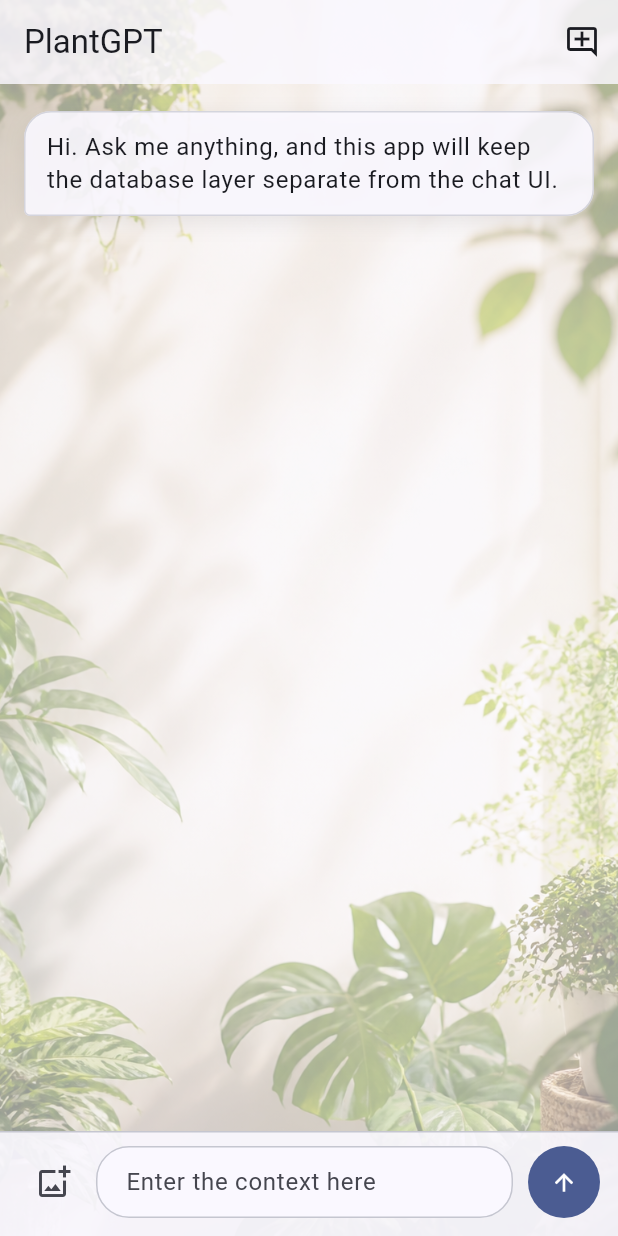
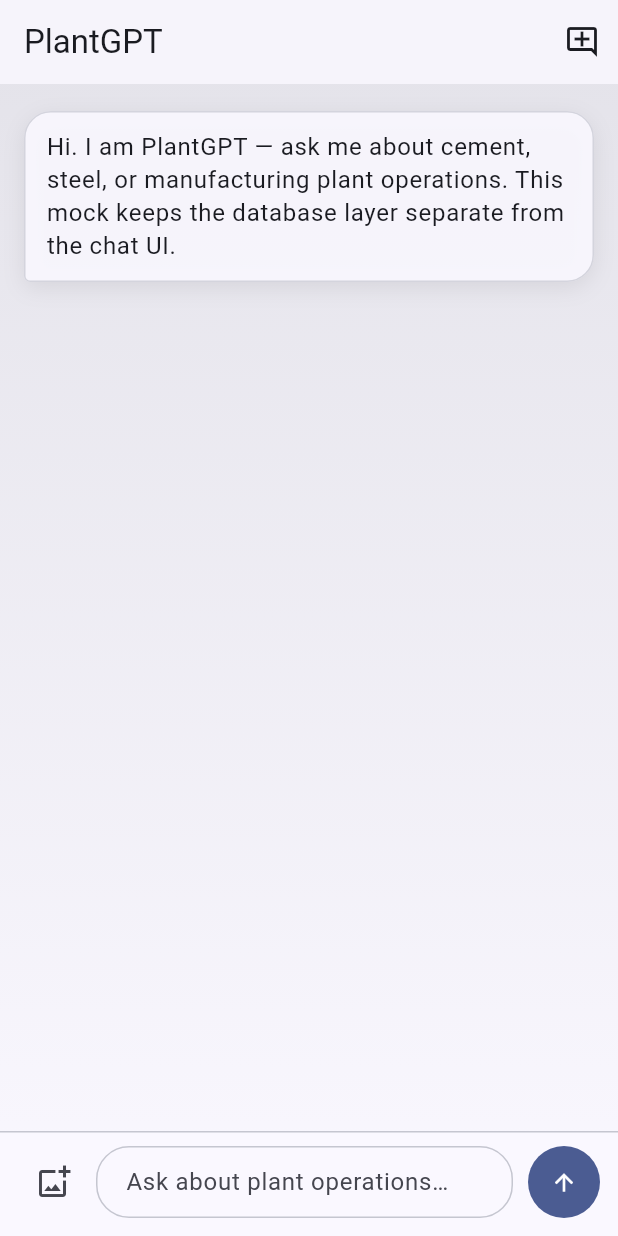
Before and after one commit to aryanj07/PlantGpt, a Flutter app: the screen it shows after launch, on a phone screen of 412 x 824 dp. Run offline on Flutter 3.47's test engine with Material 3 defaults, Android fonts, the phone set to English and light mode, and no system bars; our stand-ins replace image_picker.

Commit message:
Reframe PlantGPT for industrial plants; fix Android build toolchain
PlantGPT targets cement, steel, and manufacturing plant operations,
not botany. Update system prompts, welcome messages, and README/
CLAUDE.md framing accordingly, and drop the mismatched houseplant
background image in favor of a themed gradient.

Also bump the Android build toolchain (Gradle 8.9->9.3.1, AGP
8.1.0->9.1.0, Kotlin plugin 1.8.22->2.4.0) to match what this
project's Flutter SDK version actually requires, and disable Kotlin
incremental compilation to work around a cross-drive-letter path bug
in the incremental compiler. Needed to get `flutter build apk`
working again.

Co-Authored-By: Claude Sonnet 5 <noreply@anthropic.com>
Claude-Session: https://claude.ai/code/session_01RizETiU2safZ2JsG6qDoCK

```diff
--- a/lib/features/chat/data/free_router_chat_repository.dart
+++ b/lib/features/chat/data/free_router_chat_repository.dart
@@ -84,8 +84,11 @@ class FreeRouterChatRepository implements ChatRepository {
   final Random _random = Random();
 
   static const _systemPrompt =
-      'You are PlantGPT, a helpful, conversational assistant. Answer clearly, '
-      'ask concise follow-up questions when needed, and keep context from the '
+      'You are PlantGPT, a domain expert assistant for industrial plant '
+      'operations — cement plants, steel plants, and manufacturing plants. '
+      'Help with process parameters, equipment troubleshooting, production-line '
+      'optimization, maintenance, and safety questions. Answer clearly, ask '
+      'concise follow-up questions when needed, and keep context from the '
       'current chat.';
 
   static const _historyLimit = 16;
@@ -100,7 +103,8 @@ class FreeRouterChatRepository implements ChatRepository {
               conversationId: conversationId,
               role: ChatRole.assistant,
               content:
-                  'Hi. I am routed through FreeRouter to a free model. Ask me anything.',
+                  'Hi. I am PlantGPT, routed through FreeRouter to a free model. Ask me '
+                  'about cement, steel, or manufacturing plant operations.',
               createdAt: DateTime.now(),
             ),
           ],
--- a/lib/features/chat/data/local_chat_repository.dart
+++ b/lib/features/chat/data/local_chat_repository.dart
@@ -16,7 +16,8 @@ class LocalChatRepository implements ChatRepository {
               conversationId: conversationId,
               role: ChatRole.assistant,
               content:
-                  'Hi. Ask me anything, and this app will keep the database layer separate from the chat UI.',
+                  'Hi. I am PlantGPT — ask me about cement, steel, or manufacturing plant '
+                  'operations. This mock keeps the database layer separate from the chat UI.',
               createdAt: DateTime.now(),
             ),
           ],
--- a/lib/features/chat/data/open_router_chat_repository.dart
+++ b/lib/features/chat/data/open_router_chat_repository.dart
@@ -83,8 +83,11 @@ class OpenRouterChatRepository implements ChatRepository {
   final Random _random = Random();
 
   static const _systemPrompt =
-      'You are PlantGPT, a helpful, conversational assistant. Answer clearly, '
-      'ask concise follow-up questions when needed, and keep context from the '
+      'You are PlantGPT, a domain expert assistant for industrial plant '
+      'operations — cement plants, steel plants, and manufacturing plants. '
+      'Help with process parameters, equipment troubleshooting, production-line '
+      'optimization, maintenance, and safety questions. Answer clearly, ask '
+      'concise follow-up questions when needed, and keep context from the '
       'current chat.';
 
   static const _historyLimit = 16;
@@ -99,7 +102,8 @@ class OpenRouterChatRepository implements ChatRepository {
               conversationId: conversationId,
               role: ChatRole.assistant,
               content:
-                  'Hi. I am routed through OpenRouter.ai to a free model. Ask me anything.',
+                  'Hi. I am PlantGPT, routed through OpenRouter.ai to a free model. Ask me '
+                  'about cement, steel, or manufacturing plant operations.',
               createdAt: DateTime.now(),
             ),
           ],
--- a/lib/features/chat/data/openai_chat_repository.dart
+++ b/lib/features/chat/data/openai_chat_repository.dart
@@ -19,8 +19,11 @@ class OpenAiChatRepository implements ChatRepository {
   final Map<String, List<ChatMessage>> _messagesByConversation = {};
 
   static const _systemPrompt =
-      'You are PlantGPT, a helpful, conversational assistant. Answer clearly, '
-      'ask concise follow-up questions when needed, and keep context from the '
+      'You are PlantGPT, a domain expert assistant for industrial plant '
+      'operations — cement plants, steel plants, and manufacturing plants. '
+      'Help with process parameters, equipment troubleshooting, production-line '
+      'optimization, maintenance, and safety questions. Answer clearly, ask '
+      'concise follow-up questions when needed, and keep context from the '
       'current chat.';
 
   @override
@@ -33,7 +36,8 @@ class OpenAiChatRepository implements ChatRepository {
               conversationId: conversationId,
               role: ChatRole.assistant,
               content:
-                  'Hi. I am connected to OpenAI when you run the app with an API key. Ask me anything.',
+                  'Hi. I am PlantGPT, connected to OpenAI. Ask me about cement, steel, or '
+                  'manufacturing plant operations.',
               createdAt: DateTime.now(),
             ),
           ],
--- a/lib/features/chat/presentation/chat_page.dart
+++ b/lib/features/chat/presentation/chat_page.dart
@@ -185,14 +185,12 @@ class _ChatPageState extends State<ChatPage> {
       body: Stack(
         fit: StackFit.expand,
         children: [
-          Image.asset(
-            'assets/images/plant_background.png',
-            fit: BoxFit.cover,
-          ),
           DecoratedBox(
             decoration: BoxDecoration(
-              color: colors.surface.withOpacity(
-                Theme.of(context).brightness == Brightness.dark ? 0.72 : 0.58,
+              gradient: LinearGradient(
+                begin: Alignment.topCenter,
+                end: Alignment.bottomCenter,
+                colors: [colors.surfaceContainerHighest, colors.surface],
               ),
             ),
           ),
@@ -381,7 +379,7 @@ class _Composer extends StatelessWidget {
                     maxLines: 5,
                     textInputAction: TextInputAction.newline,
                     decoration: const InputDecoration(
-                      hintText: 'Enter the context here',
+                      hintText: 'Ask about plant operations…',
                       contentPadding: EdgeInsets.symmetric(
                         horizontal: 16,
                         vertical: 12,
--- a/pubspec.yaml
+++ b/pubspec.yaml
@@ -1,5 +1,5 @@
 name: chatgpt_alt_db
-description: A ChatGPT-style Flutter app with a swappable database linkage layer.
+description: A ChatGPT-style Flutter assistant for cement, steel, and manufacturing plant operations, with a swappable database linkage layer.
 publish_to: "none"
 version: 0.1.0+1
 
@@ -19,5 +19,3 @@ dev_dependencies:
 
 flutter:
   uses-material-design: true
-  assets:
-    - assets/images/plant_background.png
```
Also changed, not shown: assets/images/plant_background.png (deleted), 6 other files.
